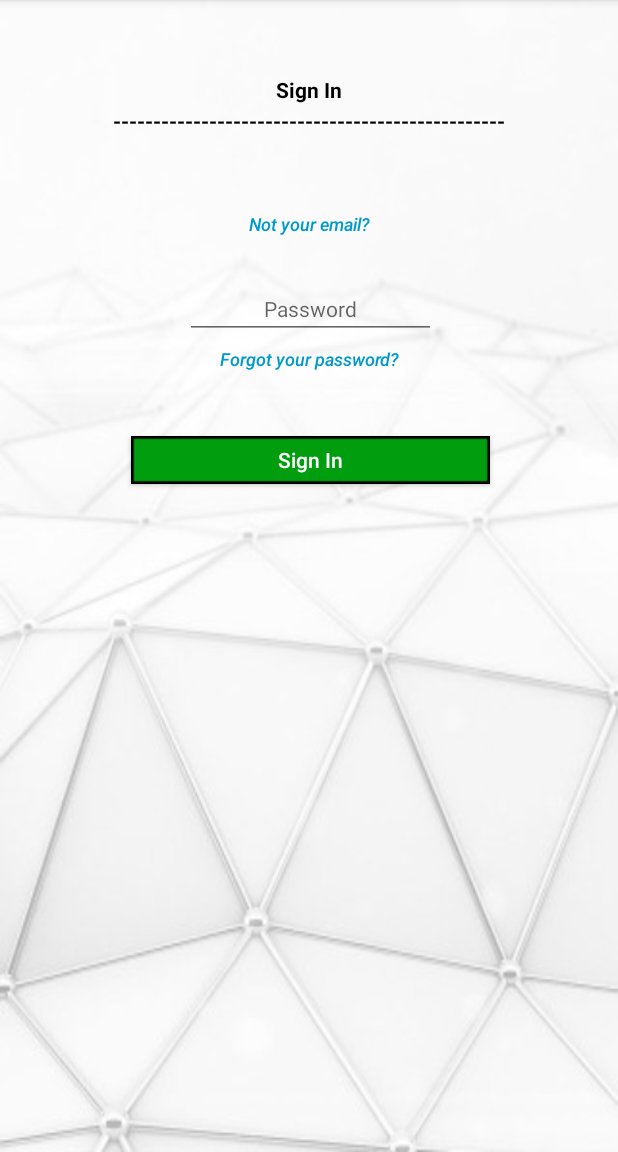
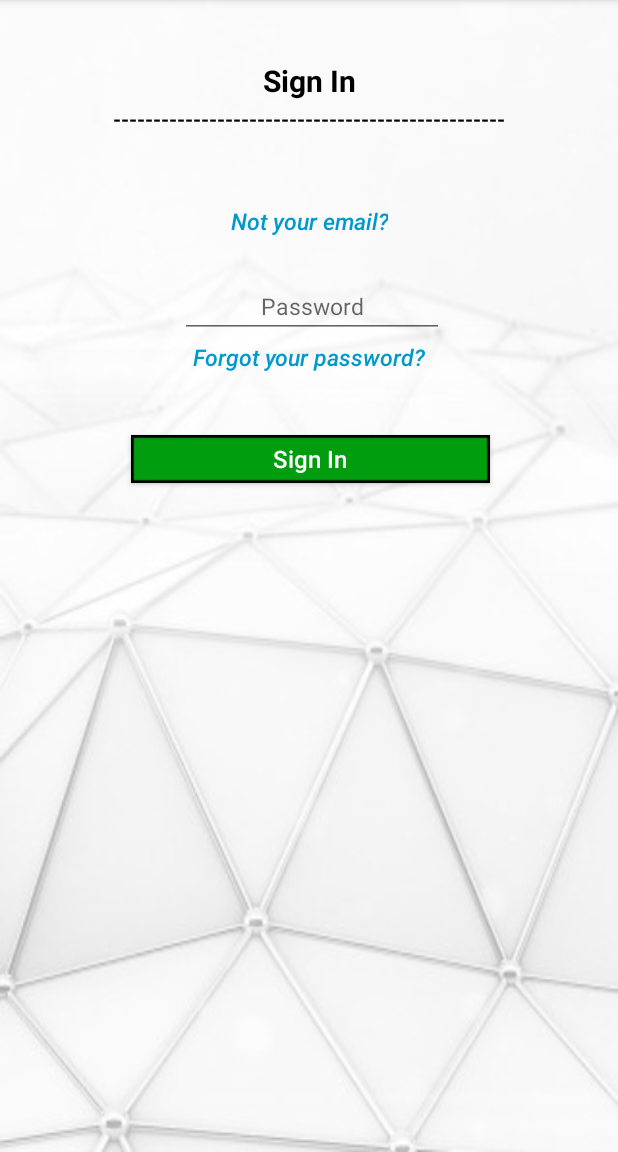
Before and after one commit to idodror/Drive2StudyAndroid, an Android app: the fragment EmailLoginFragment placed in its activity, on a phone screen of 412 x 824 dp, the part 84-1236 px from its top. Run offline under Robolectric (Android 15) with nearby library versions, the phone set to English and light mode, and no system bars; our stand-ins replace Firebase (no records; nobody signed in at launch, a user with empty details on screens opened directly); Roboto replaces fonts that are not available here; 1 statement that could not run was skipped.

Commit message:
Added forgot password screen + fixed buttons clicks on login flow screens

```diff
--- a/app/src/main/java/com/drive2study/AppActivity.java
+++ b/app/src/main/java/com/drive2study/AppActivity.java
@@ -22,6 +22,7 @@ public class AppActivity extends AppCompatActivity implements
     private MapFragment mapFragment;
     private ShowProfileFragment showProfileFragment;
     private EditProfileFragment editProfileFragment;
+    private FragmentManager fragmentManager;
 
     @Override
     protected void onCreate(Bundle savedInstanceState) {
@@ -31,6 +32,7 @@ public class AppActivity extends AppCompatActivity implements
         mapFragment = new MapFragment();
         showProfileFragment = new ShowProfileFragment();
         editProfileFragment = new EditProfileFragment();
+        fragmentManager = getSupportFragmentManager();
 
         BottomNavigationView bottomNavigationView = findViewById(R.id.app_nav_bar);
         bottomNavigationView.setOnNavigationItemSelectedListener(new BottomNavigationView.OnNavigationItemSelectedListener() {
@@ -100,9 +102,7 @@ public class AppActivity extends AppCompatActivity implements
         student.userName ="10";
         student.imageUrl = "";
 
-
         Model.instance.addStudent(student);
-        FragmentManager fragmentManager = getSupportFragmentManager();
         fragmentManager.popBackStack();
         Toast.makeText(AppActivity.this, "Saved successfully", Toast.LENGTH_SHORT).show();
     }
--- a/app/src/main/java/com/drive2study/View/EditProfileFragment.java
+++ b/app/src/main/java/com/drive2study/View/EditProfileFragment.java
@@ -9,7 +9,6 @@ import android.view.ViewGroup;
 import android.widget.Button;
 import android.widget.CheckBox;
 import android.widget.EditText;
-
 import com.drive2study.Model.Student;
 import com.drive2study.MyApplication;
 import com.drive2study.R;
--- a/app/src/main/java/com/drive2study/View/EmailLoginFragment.java
+++ b/app/src/main/java/com/drive2study/View/EmailLoginFragment.java
@@ -18,6 +18,8 @@ public class EmailLoginFragment extends Fragment {
 
     public interface EmailLoginFragmentDelegate {
         void onSignIn(String email, String password);
+        void onNotYourEmailAtLoginClicked();
+        void onForgotPasswordClicked(String email);
     }
 
     public EmailLoginFragmentDelegate delegate;
@@ -33,9 +35,9 @@ public class EmailLoginFragment extends Fragment {
     public View onCreateView(LayoutInflater inflater, ViewGroup container, Bundle savedInstanceState) {
         View view = inflater.inflate(R.layout.fragment_email_login, container, false);
 
-        userEmailText = view.findViewById(R.id.text_username);
-        final String username = getArguments().getString("username");
-        userEmailText.setText(username);
+        userEmailText = view.findViewById(R.id.forgot_password_text_username);
+        final String emailAddress = getArguments().getString("username");
+        userEmailText.setText(emailAddress);
         passwordEt = view.findViewById(R.id.et_login_password);
 
         Button signIn = view.findViewById(R.id.btn_signin);
@@ -43,9 +45,26 @@ public class EmailLoginFragment extends Fragment {
             @Override
             public void onClick(View v) {
                 String password = passwordEt.getText().toString();
-                if (delegate != null){
-                    delegate.onSignIn(username, password);
-                }
+                if (delegate != null)
+                    delegate.onSignIn(emailAddress, password);
+            }
+        });
+
+        Button notYouEmailBtn = view.findViewById(R.id.login_btn_not_your_email);
+        notYouEmailBtn.setOnClickListener(new View.OnClickListener() {
+            @Override
+            public void onClick(View v) {
+                if (delegate != null)
+                    delegate.onNotYourEmailAtLoginClicked();
+            }
+        });
+
+        Button forgotPassBtn = view.findViewById(R.id.login_btn_forgot_password);
+        forgotPassBtn.setOnClickListener(new View.OnClickListener() {
+            @Override
+            public void onClick(View v) {
+                if (delegate != null)
+                    delegate.onForgotPasswordClicked(emailAddress);
             }
         });
 
--- a/app/src/main/res/layout/fragment_email_login.xml
+++ b/app/src/main/res/layout/fragment_email_login.xml
@@ -19,12 +19,13 @@
         android:text="@string/login_sign_in"
         android:textAllCaps="false"
         android:textColor="@android:color/white"
+        android:textSize="16sp"
         app:layout_constraintEnd_toEndOf="parent"
         app:layout_constraintStart_toStartOf="parent"
-        app:layout_constraintTop_toBottomOf="@+id/btn_forgot_pass" />
+        app:layout_constraintTop_toBottomOf="@+id/login_btn_forgot_password" />
 
     <Button
-        android:id="@+id/btn_forgot_pass"
+        android:id="@+id/login_btn_forgot_password"
         android:layout_width="wrap_content"
         android:layout_height="23dp"
         android:layout_marginEnd="142dp"
@@ -34,7 +35,7 @@
         android:text="@string/login_forgot_pass"
         android:textAllCaps="false"
         android:textColor="@android:color/holo_blue_dark"
-        android:textSize="12sp"
+        android:textSize="15sp"
         android:textStyle="italic"
         app:layout_constraintEnd_toEndOf="parent"
         app:layout_constraintStart_toStartOf="parent"
@@ -53,25 +54,26 @@
         android:textStyle="bold"
         app:layout_constraintEnd_toEndOf="parent"
         app:layout_constraintStart_toStartOf="parent"
-        app:layout_constraintTop_toBottomOf="@+id/textView5" />
+        app:layout_constraintTop_toBottomOf="@+id/txt_email_login_title" />
 
     <TextView
-        android:id="@+id/textView5"
-        android:layout_width="wrap_content"
-        android:layout_height="wrap_content"
+        android:id="@+id/txt_email_login_title"
+        android:layout_width="92dp"
+        android:layout_height="28dp"
         android:layout_marginEnd="171dp"
         android:layout_marginStart="171dp"
-        android:layout_marginTop="50dp"
+        android:layout_marginTop="40dp"
         android:text="@string/login_sign_in"
         android:textAlignment="center"
         android:textColor="@android:color/black"
+        android:textSize="20sp"
         android:textStyle="bold"
         app:layout_constraintEnd_toEndOf="parent"
         app:layout_constraintStart_toStartOf="parent"
         app:layout_constraintTop_toTopOf="parent" />
 
     <TextView
-        android:id="@+id/text_username"
+        android:id="@+id/forgot_password_text_username"
         android:layout_width="290dp"
         android:layout_height="25dp"
         android:layout_marginEnd="47dp"
@@ -87,7 +89,7 @@
         tools:text="User's Email" />
 
     <Button
-        android:id="@+id/btn_not_your_email"
+        android:id="@+id/login_btn_not_your_email"
         android:layout_width="wrap_content"
         android:layout_height="23dp"
         android:layout_marginEnd="148dp"
@@ -97,26 +99,27 @@
         android:text="@string/login_not_your_email"
         android:textAllCaps="false"
         android:textColor="@android:color/holo_blue_dark"
-        android:textSize="12sp"
+        android:textSize="15sp"
         android:textStyle="italic"
         app:layout_constraintEnd_toEndOf="parent"
         app:layout_constraintStart_toStartOf="parent"
-        app:layout_constraintTop_toBottomOf="@+id/text_username" />
+        app:layout_constraintTop_toBottomOf="@+id/forgot_password_text_username" />
 
     <EditText
         android:id="@+id/et_login_password"
-        android:layout_width="167dp"
+        android:layout_width="176dp"
         android:layout_height="wrap_content"
         android:layout_marginEnd="108dp"
         android:layout_marginStart="109dp"
-        android:layout_marginTop="25dp"
+        android:layout_marginTop="24dp"
         android:ems="10"
         android:hint="@string/login_password"
         android:inputType="textPassword"
         android:textAlignment="center"
-        android:textSize="14sp"
+        android:textSize="15sp"
         app:layout_constraintEnd_toEndOf="parent"
+        app:layout_constraintHorizontal_bias="0.555"
         app:layout_constraintStart_toStartOf="parent"
-        app:layout_constraintTop_toBottomOf="@+id/btn_not_your_email" />
+        app:layout_constraintTop_toBottomOf="@+id/login_btn_not_your_email" />
 
 </android.support.constraint.ConstraintLayout>
```
Also changed, not shown: app/src/main/java/com/drive2study/MainActivity.java (+55 -15 lines), app/src/main/java/com/drive2study/View/CreateAccountFragment.java (+18 -8 lines), app/src/main/java/com/drive2study/View/ForgotPasswordFragment.java (added, +76 -0 lines), app/src/main/java/com/drive2study/View/LoginScreenFragment.java (+12 -3 lines), app/src/main/res/layout/fragment_edit_profile.xml (+14 -9 lines), app/src/main/res/layout/fragment_forgot_password.xml (added, +128 -0 lines), app/src/main/res/layout/fragment_login_screen.xml (+21 -1 lines), app/src/main/res/layout/fragment_register.xml (+10 -7 lines), app/src/main/res/layout/fragment_show_profile.xml (+12 -8 lines), app/src/main/res/values/strings.xml (+9 -0 lines), app/src/main/res/drawable/mail.png (added).
